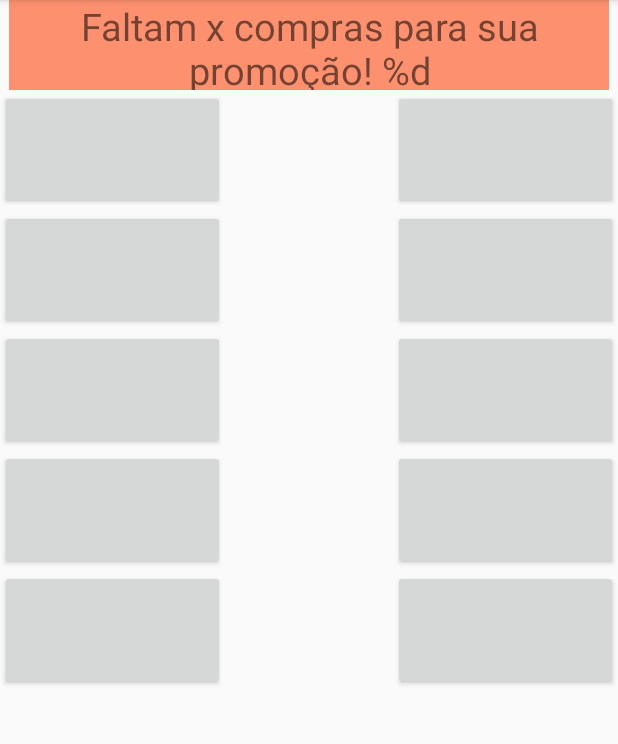
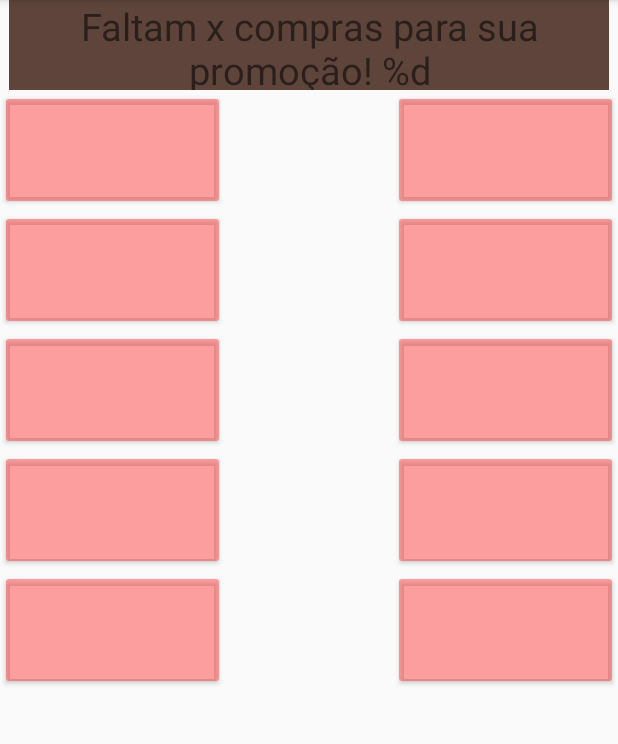
Before and after one commit to talialino/Meu-App, an Android app: the cupomActivity screen opened directly, with no data from a screen before it, on a phone screen of 412 x 824 dp, the part 84-828 px from its top. Run offline under Robolectric (Android 15) with nearby library versions, the phone set to English and light mode, and no system bars.

Commit message:
Change colors

```diff
--- a/app/src/main/res/layout/activity_cupom.xml
+++ b/app/src/main/res/layout/activity_cupom.xml
@@ -13,7 +13,7 @@
         android:text="@string/txt_cupons"
         android:textSize="@dimen/tam_txt3"
         android:gravity="center"
-        android:background="#A3FF5722"
+        android:background="#C8331207"
         android:layout_centerInParent="true"
         android:layout_alignParentTop="true"
         />
@@ -25,6 +25,7 @@
         android:layout_height="@dimen/heig_text"
         android:text=" "
         android:textSize="@dimen/tam_txt2"
+        android:backgroundTint="@color/bts_colors"
         android:layout_centerVertical="true"
         android:layout_below="@id/barratop"
         />
@@ -34,6 +35,7 @@
         android:layout_height="@dimen/heig_text"
         android:text=" "
         android:textSize="@dimen/tam_txt2"
+        android:backgroundTint="@color/bts_colors"
         android:layout_centerVertical="true"
         android:layout_below="@id/bt_es1"
         />
@@ -43,6 +45,7 @@
         android:layout_height="@dimen/heig_text"
         android:text=" "
         android:textSize="@dimen/tam_txt2"
+        android:backgroundTint="@color/bts_colors"
         android:layout_centerVertical="true"
         android:layout_below="@id/bt_es2"
         />
@@ -52,6 +55,7 @@
         android:layout_height="@dimen/heig_text"
         android:text=" "
         android:textSize="@dimen/tam_txt2"
+        android:backgroundTint="@color/bts_colors"
         android:layout_centerVertical="true"
         android:layout_below="@id/bt_es3"
         />
@@ -61,6 +65,7 @@
         android:layout_height="@dimen/heig_text"
         android:text=" "
         android:textSize="@dimen/tam_txt2"
+        android:backgroundTint="@color/bts_colors"
         android:layout_centerVertical="true"
         android:layout_below="@id/bt_es4"
         />
@@ -71,6 +76,7 @@
         android:layout_height="@dimen/heig_text"
         android:text=" "
         android:textSize="@dimen/tam_txt2"
+        android:backgroundTint="@color/bts_colors"
         android:layout_centerVertical="true"
         android:layout_alignParentRight="true"
         android:layout_below="@id/barratop"
@@ -81,6 +87,7 @@
         android:layout_height="@dimen/heig_text"
         android:text=" "
         android:textSize="@dimen/tam_txt2"
+        android:backgroundTint="@color/bts_colors"
         android:layout_centerVertical="true"
         android:layout_alignParentRight="true"
         android:layout_below="@id/bt_di1"
@@ -91,6 +98,7 @@
         android:layout_height="@dimen/heig_text"
         android:text=" "
         android:textSize="@dimen/tam_txt2"
+        android:backgroundTint="@color/bts_colors"
         android:layout_centerVertical="true"
         android:layout_alignParentRight="true"
         android:layout_below="@id/bt_di2"
@@ -101,6 +109,7 @@
         android:layout_height="@dimen/heig_text"
         android:text=" "
         android:textSize="@dimen/tam_txt2"
+        android:backgroundTint="@color/bts_colors"
         android:layout_centerVertical="true"
         android:layout_alignParentRight="true"
         android:layout_below="@id/bt_di3"
@@ -111,6 +120,7 @@
         android:layout_height="@dimen/heig_text"
         android:text=" "
         android:textSize="@dimen/tam_txt2"
+        android:backgroundTint="@color/bts_colors"
         android:layout_centerVertical="true"
         android:layout_alignParentRight="true"
         android:layout_below="@id/bt_di4"
--- a/app/src/main/res/values/colors.xml
+++ b/app/src/main/res/values/colors.xml
@@ -3,4 +3,5 @@
     <color name="colorPrimary">#9A4C33</color>
     <color name="colorPrimaryDark">#9A4C33</color>
     <color name="colorAccent">#AE9993</color>
+    <color name="bts_colors">#80FF4444</color>
 </resources>
```
